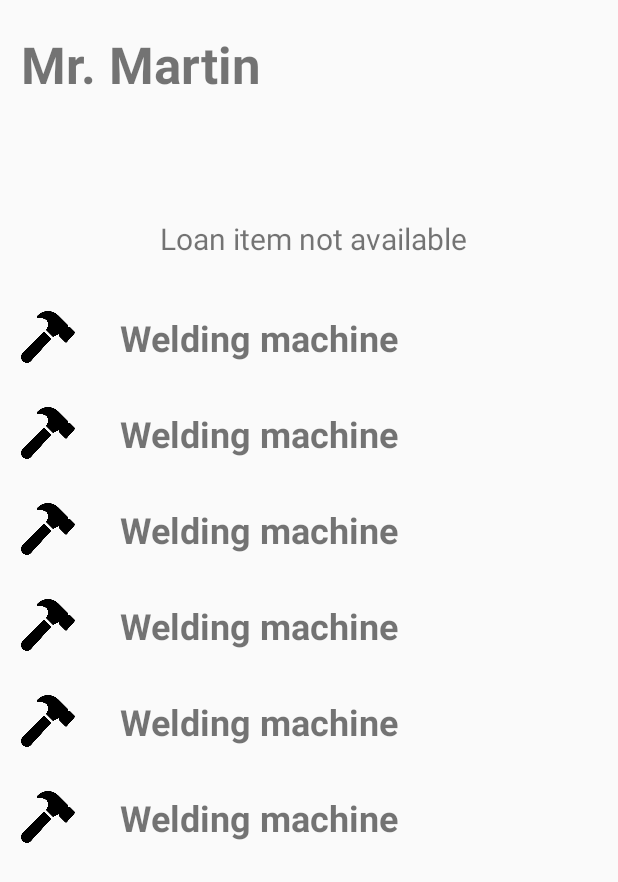
After one commit to KarthiPnsmy/kotlin_mvvm_jetpack, an Android app: the layout fragment_detail.xml on its own in the app's theme, with its tools: preview values and no code run, on a phone screen of 412 x 824 dp. The commit adds this screen. Shown: the top 882 px of the screen. Run offline under Robolectric (Android 15) with nearby library versions, the phone set to English and light mode, and no system bars.

Commit message:
Detail view added

```diff
--- a/app/src/main/java/com/titut/inventory/db/dao/FriendDao.kt
+++ b/app/src/main/java/com/titut/inventory/db/dao/FriendDao.kt
@@ -22,4 +22,8 @@ interface FriendDao {
     @Transaction
     @Query("SELECT * FROM Friend")
     fun getFriendsWithTools(): LiveData<List<FriendsWithTools>>
+
+    @Transaction
+    @Query("SELECT * FROM Friend where friendId == :id")
+    fun getFriendsWithToolsByFriend(id: Long): LiveData<FriendsWithTools>
 }
--- a/app/src/main/java/com/titut/inventory/repository/FriendRepository.kt
+++ b/app/src/main/java/com/titut/inventory/repository/FriendRepository.kt
@@ -25,4 +25,6 @@ class FriendRepository(application: Application) : CoroutineScope {
     fun getFriends() = friendDao?.getAllFriends()
 
     fun getFriendsWithTools() = friendDao?.getFriendsWithTools()
+
+    fun getFriendsWithToolsByFriend(id: Long) = friendDao?.getFriendsWithToolsByFriend(id)
 }
--- a/app/src/main/java/com/titut/inventory/ui/adapter/ToolAdapter.kt
+++ b/app/src/main/java/com/titut/inventory/ui/adapter/ToolsAdapter.kt
@@ -11,7 +11,7 @@ import androidx.recyclerview.widget.RecyclerView
 import com.titut.inventory.R
 import com.titut.inventory.db.entity.ToolsWithFriends
 
-class ToolAdapter(val itemClickListener: OnItemClickListener) : RecyclerView.Adapter<ToolAdapter.ToolHolder>() {
+class ToolsAdapter(private val itemClickListener: OnItemClickListener) : RecyclerView.Adapter<ToolsAdapter.ToolHolder>() {
     private var tools: List<ToolsWithFriends> = listOf()
 
     override fun onCreateViewHolder(parent: ViewGroup, viewType: Int): ToolHolder {
--- /dev/null
+++ b/app/src/main/res/layout/fragment_detail.xml
@@ -0,0 +1,45 @@
+<?xml version="1.0" encoding="utf-8"?>
+<LinearLayout xmlns:android="http://schemas.android.com/apk/res/android"
+    xmlns:app="http://schemas.android.com/apk/res-auto"
+    xmlns:tools="http://schemas.android.com/tools"
+    android:layout_width="match_parent"
+    android:layout_height="match_parent"
+    android:orientation="vertical"
+    tools:context=".ui.friends.FriendsFragment">
+
+    <TextView
+        android:id="@+id/tvFriendName"
+        android:layout_width="match_parent"
+        android:layout_height="wrap_content"
+        android:layout_marginEnd="8dp"
+        android:textSize="34sp"
+        android:textStyle="bold"
+        android:layout_marginStart="14dp"
+        android:layout_marginTop="20dp"
+        android:layout_marginBottom="20dp"
+        tools:text="Mr. Martin" />
+
+    <TextView
+        android:id="@+id/tvEmptyView"
+        android:layout_width="match_parent"
+        android:layout_height="wrap_content"
+        android:visibility="gone"
+        android:layout_marginEnd="8dp"
+        android:textSize="20sp"
+        android:textAlignment="center"
+        android:layout_marginStart="14dp"
+        android:layout_marginTop="60dp"
+        android:layout_marginBottom="20dp"
+        tools:visibility="visible"
+        tools:text="Loan item not available" />
+
+    <androidx.recyclerview.widget.RecyclerView
+        android:id="@+id/rvDetailView"
+        android:layout_width="match_parent"
+        android:layout_height="match_parent"
+        android:clipToPadding="false"
+        app:layoutManager="androidx.recyclerview.widget.LinearLayoutManager"
+        android:layout_marginBottom="60dp"
+        tools:listitem="@layout/tool_simple_item"
+        tools:itemCount="10"/>
+</LinearLayout>
--- /dev/null
+++ b/app/src/main/res/layout/tool_simple_item.xml
@@ -0,0 +1,43 @@
+<?xml version="1.0" encoding="utf-8"?>
+
+<androidx.constraintlayout.widget.ConstraintLayout xmlns:android="http://schemas.android.com/apk/res/android"
+    xmlns:app="http://schemas.android.com/apk/res-auto"
+    xmlns:tools="http://schemas.android.com/tools"
+    android:layout_width="match_parent"
+    android:layout_height="wrap_content"
+    android:background="?selectableItemBackground"
+    android:padding="4dp">
+
+    <ImageView
+        android:id="@+id/ivToolImage"
+        android:layout_width="36dp"
+        android:layout_height="36dp"
+        android:layout_margin="10dp"
+        tools:src="@drawable/ic_hammer"
+        app:layout_constraintBottom_toBottomOf="parent"
+        app:layout_constraintLeft_toLeftOf="parent"
+        app:layout_constraintTop_toTopOf="parent" />
+
+    <LinearLayout
+        android:orientation="vertical"
+        android:layout_width="0dp"
+        android:layout_height="wrap_content"
+        android:layout_marginTop="12dp"
+        android:layout_marginStart="30dp"
+        android:layout_marginEnd="14dp"
+        app:layout_constraintHorizontal_bias="0.0"
+        app:layout_constraintLeft_toRightOf="@id/ivToolImage"
+        app:layout_constraintRight_toRightOf="parent"
+        app:layout_constraintTop_toTopOf="parent">
+
+        <TextView
+            android:id="@+id/tvToolName"
+            android:layout_width="match_parent"
+            android:layout_height="wrap_content"
+            android:layout_marginEnd="8dp"
+            android:textSize="24sp"
+            android:textStyle="bold"
+            tools:text="Welding machine" />
+    </LinearLayout>
+
+</androidx.constraintlayout.widget.ConstraintLayout>
--- a/app/src/main/res/values/strings.xml
+++ b/app/src/main/res/values/strings.xml
@@ -2,5 +2,5 @@
     <string name="app_name">inventory</string>
     <string name="title_tools">Tools</string>
     <string name="title_friends">Friends</string>
-    <string name="title_notifications">Notifications</string>
+    <string name="title_detail">Detail</string>
 </resources>
```
Also changed, not shown: app/src/main/java/com/titut/inventory/BaseFragment.kt (added, +17 -0 lines), app/src/main/java/com/titut/inventory/ui/adapter/DetailAdapter.kt (added, +54 -0 lines), app/src/main/java/com/titut/inventory/ui/adapter/FriendsAdapter.kt (+16 -5 lines), app/src/main/java/com/titut/inventory/ui/detail/DetailFragment.kt (added, +72 -0 lines), app/src/main/java/com/titut/inventory/ui/detail/DetailViewModel.kt (added, +15 -0 lines), app/src/main/java/com/titut/inventory/ui/friends/FriendsFragment.kt (+14 -2 lines), app/src/main/java/com/titut/inventory/ui/tools/ToolsFragment.kt (+4 -4 lines), app/src/main/res/navigation/mobile_navigation.xml (+11 -0 lines).
